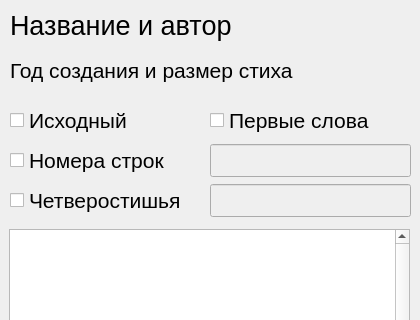
Before: the Qt Designer form UIs/VerseOpenForm.ui in Krahjotdaan/LearningPoem, drawn with Qt 5; both pictures show x 0 to 420 and y 0 to 320 of the 420 by 700 pixel window.
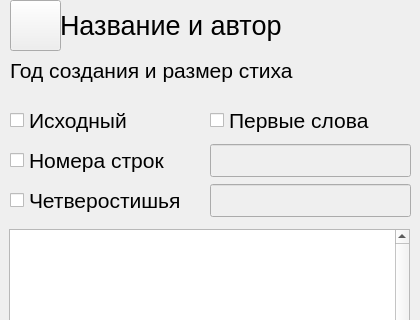
After: the same form once the commit is applied.

Commit message: Style: added back button to forms

What changed in the file:
```diff
--- a/UIs/VerseOpenForm.ui
+++ b/UIs/VerseOpenForm.ui
@@ -17,9 +17,9 @@
    <widget class="QWidget" name="horizontalLayoutWidget">
     <property name="geometry">
      <rect>
-      <x>10</x>
+      <x>60</x>
       <y>0</y>
-      <width>401</width>
+      <width>351</width>
       <height>51</height>
      </rect>
     </property>
@@ -234,6 +234,31 @@
      </item>
     </layout>
    </widget>
+   <widget class="QWidget" name="horizontalLayoutWidget_9">
+    <property name="geometry">
+     <rect>
+      <x>10</x>
+      <y>0</y>
+      <width>51</width>
+      <height>51</height>
+     </rect>
+    </property>
+    <layout class="QHBoxLayout" name="horizontalLayout_9">
+     <item>
+      <widget class="QPushButton" name="backButton">
+       <property name="sizePolicy">
+        <sizepolicy hsizetype="Minimum" vsizetype="Minimum">
+         <horstretch>0</horstretch>
+         <verstretch>0</verstretch>
+        </sizepolicy>
+       </property>
+       <property name="text">
+        <string/>
+       </property>
+      </widget>
+     </item>
+    </layout>
+   </widget>
   </widget>
  </widget>
  <resources/>
```
The commit also changes 5 other files.
